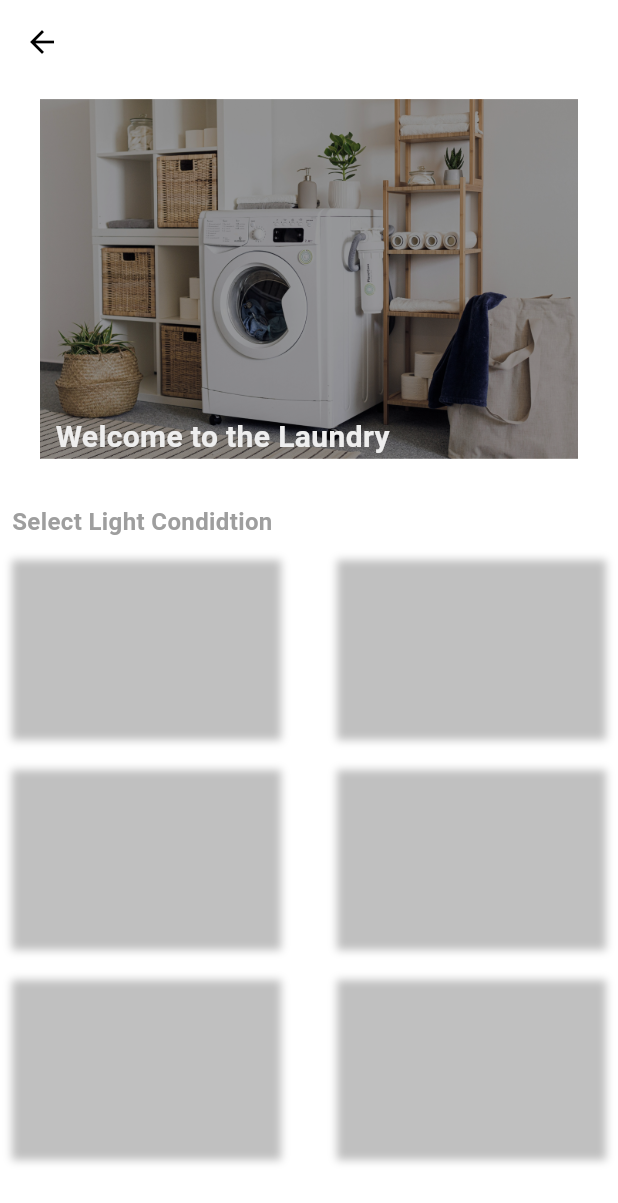
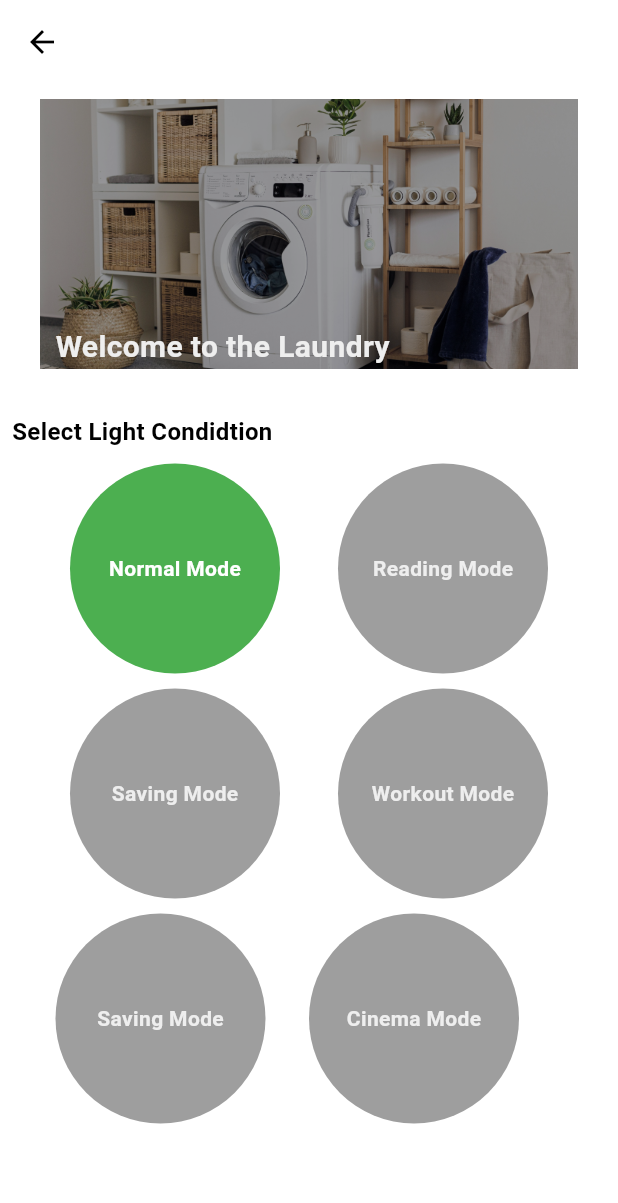
Before and after one commit to Toluwa-AO/Light-Regulator, a Flutter app: the screen it shows once a user with an empty profile is signed in, after a tap on "Laundry", on a phone screen of 412 x 824 dp. Shown: the top 1203 px of the screen. Run offline on Flutter 3.47's test engine with Material 3 defaults, Android fonts, the phone set to English and light mode, and no system bars; our stand-ins replace firebase_auth, firebase_core, flutter_blue, shared_preferences; accounts and stored records are empty.

Commit message:
button commit

```diff
--- a/lib/components/toggle_button.dart
+++ b/lib/components/toggle_button.dart
@@ -1,13 +1,63 @@
 import 'package:flutter/material.dart';
 
-class ToggleButton extends StatelessWidget {
+class MyPage extends StatefulWidget {
+  @override
+  _MyPageState createState() => _MyPageState();
+}
+
+class _MyPageState extends State<MyPage> {
+  int activeButtonIndex = 0; // Initially, the first button is active
+
+  @override
+  Widget build(BuildContext context) {
+    return Scaffold(
+      body: Center(
+        child: Column(
+          mainAxisAlignment: MainAxisAlignment.center,
+          children: [
+            buildCircularToggleButton(0, 'Normal Mode'),
+            SizedBox(height: 20),
+            buildCircularToggleButton(1, 'Button 2'),
+            SizedBox(height: 20),
+            buildCircularToggleButton(2, 'Button 3'),
+            SizedBox(height: 20),
+            buildCircularToggleButton(3, 'Button 4'),
+            SizedBox(height: 20),
+            buildCircularToggleButton(4, 'Button 5'),
+            SizedBox(height: 20),
+            buildCircularToggleButton(5, 'Button 6'),
+          ],
+        ),
+      ),
+    );
+  }
+
+  Widget buildCircularToggleButton(int index, String text) {
+    return CircularToggleButton(
+      text: text,
+      index: index,
+      isActive: activeButtonIndex == index,
+      onPressed: () {
+        setState(() {
+          activeButtonIndex = index;
+        });
+      },
+    );
+  }
+}
+
+class CircularToggleButton extends StatelessWidget {
+  final String text;
+  final int index;
   final bool isActive;
   final VoidCallback onPressed;
 
-  const ToggleButton({
-    Key? key,
+  const CircularToggleButton({
+    required this.text,
+    required this.index,
     required this.isActive,
     required this.onPressed,
+    Key? key,
   }) : super(key: key);
 
   @override
@@ -15,16 +65,20 @@ class ToggleButton extends StatelessWidget {
     return GestureDetector(
       onTap: onPressed,
       child: Container(
-        width: 50,
-        height: 50,
+        width: 140,
+        height: 140,
         decoration: BoxDecoration(
+          shape: BoxShape.circle,
           color: isActive ? Colors.green : Colors.grey,
-          borderRadius: BorderRadius.circular(8.0),
         ),
         child: Center(
           child: Text(
-            isActive ? 'ON' : 'OFF',
-            style: TextStyle(color: Colors.white),
+            text,
+            style: TextStyle(
+              color: isActive ? Colors.white : Theme.of(context).colorScheme.secondary,
+              fontWeight: FontWeight.bold,
+              fontSize: 14,
+            ),
           ),
         ),
       ),
--- a/lib/pages/laundry_page.dart
+++ b/lib/pages/laundry_page.dart
@@ -1,14 +1,46 @@
 import 'package:flutter/material.dart';
+import 'package:light_regulator_app/components/toggle_button.dart';
+import 'package:shared_preferences/shared_preferences.dart';
 
-class LaundryRoomPage extends StatelessWidget {
-  const LaundryRoomPage({super.key});
+class LaundryRoomPage extends StatefulWidget {
+   LaundryRoomPage({super.key});
+  @override
+  State<LaundryRoomPage> createState() => LaundryRoomPageState();
+}
+
+class LaundryRoomPageState extends State<LaundryRoomPage> {
+  late SharedPreferences _prefs;
+  int _activeButtonIndex = 0;
+  @override
+  void initState() {
+    super.initState();
+    _initSharedPreferences();
+  }
+
+  Future<void> _initSharedPreferences() async {
+    _prefs = await SharedPreferences.getInstance();
+    // Retrieve the selected index from shared preferences
+    _activeButtonIndex = _prefs.getInt('activeButtonIndex') ?? 0;
+    setState(() {}); // Refresh the UI
+  }
+
+  Future<void> _setActiveButtonIndex(int index) async {
+    // Save the selected index to shared preferences
+    await _prefs.setInt('activeButtonIndex', index);
+    setState(() {
+      _activeButtonIndex = index;
+    });
+  }
+
 
   @override
   Widget build(BuildContext context) {
-    return Scaffold(appBar: AppBar(
+     return  Scaffold(
+      appBar: AppBar(
         backgroundColor: Colors.transparent,
         ),
         body:SingleChildScrollView(
+        scrollDirection: Axis.vertical,
         child: Container(
           padding: EdgeInsets.fromLTRB(8, 10, 8, 0),
           width: MediaQuery.of(context).size.width,
@@ -17,7 +49,7 @@ class LaundryRoomPage extends StatelessWidget {
           children: [
             Container(
               width: 359,
-              height: 240,
+              height: 180,
               decoration: BoxDecoration(
                image: DecorationImage(
                         image:  AssetImage('assets/laundry.png'),
@@ -42,7 +74,7 @@ class LaundryRoomPage extends StatelessWidget {
                 Text('Select Light Condidtion', style: TextStyle(
                   fontSize: 16,
                   fontWeight: FontWeight.w700,
-                  color: Theme.of(context).colorScheme.primary,
+                  color: Colors.black
                 ),),
               ],
             ),
@@ -50,124 +82,86 @@ class LaundryRoomPage extends StatelessWidget {
               height: 10,
             ),
             Row(
-              mainAxisAlignment: MainAxisAlignment.spaceBetween,
+              mainAxisAlignment: MainAxisAlignment.spaceEvenly,
               children: [
-                 GestureDetector(
-                   child: Container(
-                    width: 359/2,
-                    height: 120,
-                    decoration: BoxDecoration(
-                      boxShadow: [
-                      BoxShadow(
-                        color: Color(0x3F000000),
-                        blurRadius: 4,
-                        offset: Offset(0, 4),
-                        spreadRadius: 0,
-                                   ),
-                                   ],
-                                 ),
-
-                                 ),
-                 ),
-              GestureDetector(
-                   child: Container(
-                    width: 359/2,
-                    height: 120,
-                    decoration: BoxDecoration(
-                      boxShadow: [
-                      BoxShadow(
-                        color: Color(0x3F000000),
-                        blurRadius: 4,
-                        offset: Offset(0, 4),
-                        spreadRadius: 0,
-                                   ),
-                                   ],
-                                 ),
-                                 ),
-                 ),
+              CircularToggleButton(
+              text: 'Normal Mode',
+              index: 0,
+              isActive: _activeButtonIndex == 0,
+              onPressed: () {
+                setState(() {
+                  _activeButtonIndex = 0;
+                });
+              },
+            ),
+            CircularToggleButton(
+              text: 'Reading Mode',
+              index: 0,
+              isActive: _activeButtonIndex == 1,
+              onPressed: () {
+                setState(() {
+                  _activeButtonIndex = 1;
+                });
+              },
+            ),
               ],
             ),
-            SizedBox(height: 20,),
-              Row(
-              mainAxisAlignment: MainAxisAlignment.spaceBetween,
+            SizedBox(height: 10,),
+            Row(
+              mainAxisAlignment: MainAxisAlignment.spaceEvenly,
               children: [
-                 GestureDetector(
-                   child: Container(
-                    width: 359/2,
-                    height: 120,
-                    decoration: BoxDecoration(
-                      boxShadow: [
-                      BoxShadow(
-                        color: Color(0x3F000000),
-                        blurRadius: 4,
-                        offset: Offset(0, 4),
-                        spreadRadius: 0,
-                                   ),
-                                   ],
-                                 ),
-                                 ),
-                 ),
-                GestureDetector(
-                  onTap: (){
-                  },
-                   child: Container(
-                    width: 359/2,
-                    height:120,
-                    decoration: const BoxDecoration(
-                      boxShadow: [
-                      BoxShadow(
-                        color: Color(0x3F000000),
-                        blurRadius: 4,
-                        offset: Offset(0, 4),
-                        spreadRadius: 0,
-                                   ),
-                                   ],
-                                 ),
-                                 ),
-                 ),
+              CircularToggleButton(
+              text: 'Saving Mode',
+              index: 0,
+              isActive: _activeButtonIndex == 2,
+              onPressed: () {
+                setState(() {
+                  _activeButtonIndex = 2;
+                });
+              },
+            ),
+            CircularToggleButton(
+              text: 'Workout Mode',
+              index: 0,
+              isActive: _activeButtonIndex == 3,
+              onPressed: () {
+                setState(() {
+                  _activeButtonIndex = 3;
+                });
+              },
+            ),
               ],
             ),
+            SizedBox(height: 10,),
+            Row(
+              mainAxisAlignment: MainAxisAlignment.spaceEvenly,
+              children: [
+              CircularToggleButton(
+              text: 'Saving Mode',
+              index: 0,
+              isActive: _activeButtonIndex == 4,
+              onPressed: () {
+                setState(() {
+                  _activeButtonIndex = 4;
+                });
+              },
+            ),
+            CircularToggleButton(
+              text: 'Cinema Mode',
+              index: 0,
+              isActive: _activeButtonIndex == 5,
+              onPressed: () {
+                setState(() {
+                  _activeButtonIndex = 5;
+                });
+              },
+            ),
             SizedBox(height: 20,),
-             Row(
-              mainAxisAlignment: MainAxisAlignment.spaceBetween,
-              children: [
-                 GestureDetector(
-                   child: Container(
-                    width: 359/2,
-                    height: 120,
-                    decoration: BoxDecoration(
-                      boxShadow: [
-                      BoxShadow(
-                        color: Color(0x3F000000),
-                        blurRadius: 4,
-                        offset: Offset(0, 4),
-                        spreadRadius: 0,
-                                   ),
-                                   ],
-                                 ),
-
-                                 ),
-                 ),
-              GestureDetector(
-                   child: Container(
-                    width: 359/2,
-                    height: 120,
-                    decoration: BoxDecoration(
-                      boxShadow: [
-                      BoxShadow(
-                        color: Color(0x3F000000),
-                        blurRadius: 4,
-                        offset: Offset(0, 4),
-                        spreadRadius: 0,
-                                   ),
-                                   ],
-                                 ),
-                                 ),
-                 ),
               ],
             ),
           ],
         ),),
-      ),);
+      ),
+    );
   }
 }
--- a/pubspec.yaml
+++ b/pubspec.yaml
@@ -39,6 +39,7 @@ dependencies:
   firebase_auth: ^4.19.0
   cloud_firestore: ^4.17.0
   flutter_blue: ^0.8.0
+  shared_preferences: ^2.0.8
 
 dev_dependencies:
   flutter_test:
```
Also changed, not shown: lib/components/toggle.dart (deleted, +0 -40 lines), lib/pages/bedroom_page.dart (+88 -6 lines), pubspec.lock, 1 other file.
